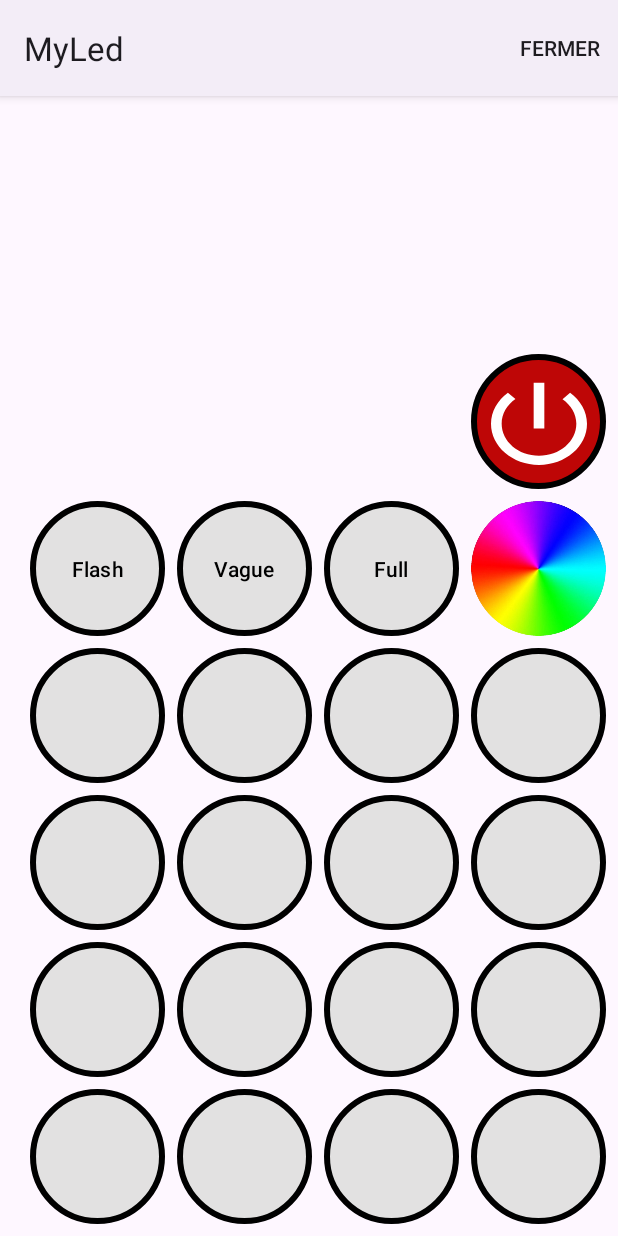
After one commit to CR2429/RasberryRGB, an Android app: the FormulairePlanifCommandeActivity screen opened directly, with no data from a screen before it, on a phone screen of 412 x 824 dp. The commit adds this screen. Run offline under Robolectric (Android 15) with nearby library versions, the phone set to English and light mode, and no system bars.

Commit message:
ajout de la page secondaire du formulaire

```diff
--- a/Android/app/src/main/AndroidManifest.xml
+++ b/Android/app/src/main/AndroidManifest.xml
@@ -15,6 +15,9 @@
         android:supportsRtl="true"
         android:theme="@style/Theme.MyLed"
         tools:targetApi="31">
+        <activity
+            android:name=".FormulairePlanifCommandeActivity"
+            android:exported="false" />
         <activity
             android:name=".FormulairePlanifActivity"
             android:exported="false" />
--- /dev/null
+++ b/Android/app/src/main/java/com/annoapp/raspberry/FormulairePlanifCommandeActivity.kt
@@ -0,0 +1,133 @@
+package com.annoapp.raspberry
+
+import android.content.Intent
+import android.content.res.ColorStateList
+import android.graphics.Color
+import androidx.appcompat.app.AppCompatActivity
+import android.os.Bundle
+import android.view.Menu
+import android.view.MenuItem
+import android.widget.Button
+import androidx.core.content.ContextCompat
+import com.annoapp.raspberry.databinding.ActivityFormulairePlanifBinding
+import com.annoapp.raspberry.databinding.ActivityMainBinding
+
+class FormulairePlanifCommandeActivity : AppCompatActivity() {
+    private lateinit var binding: ActivityMainBinding
+    private val buttonList = mutableListOf<Button>()
+    override fun onCreate(savedInstanceState: Bundle?) {
+        super.onCreate(savedInstanceState)
+        binding = ActivityMainBinding.inflate(layoutInflater)
+        setContentView(binding.root)
+
+        val buttonRainbow: Button = binding.buttonRainbow
+        val buttonFlash: Button = binding.buttonFlash
+        val buttonVague: Button = binding.buttonVague
+        val buttonPower: Button = binding.buttonPower
+        val buttonFull: Button = binding.buttonFull
+
+        buttonRainbow.backgroundTintList = null
+        buttonFlash.backgroundTintList = null
+        buttonVague.backgroundTintList = null
+        buttonPower.backgroundTintList = null
+        buttonFull.backgroundTintList = null
+
+        initializeButtons()
+
+        applySavedButtonColors()
+
+        buttonList.forEach { button ->
+            button.backgroundTintList = null
+        }
+    }
+
+    // Surcharge pour la creation du menu
+    override fun onCreateOptionsMenu(menu: Menu?): Boolean {
+        menuInflater.inflate(R.menu.menu_close, menu)
+        return super.onCreateOptionsMenu(menu)
+    }
+
+    // Surcharge des interactions des items du menu
+    override fun onOptionsItemSelected(item: MenuItem): Boolean {
+        when(item.itemId){
+            R.id.menuClose -> {
+                finish()
+            }
+        }
+
+        return super.onOptionsItemSelected(item)
+    }
+
+    //reprise du code de gabriel
+    private fun initializeButtons() {
+        buttonList.clear()
+        buttonList.addAll(listOf(
+            binding.button1,
+            binding.button2,
+            binding.button3,
+            binding.button4,
+            binding.button5,
+            binding.button6,
+            binding.button7,
+            binding.button8,
+            binding.button9,
+            binding.button10,
+            binding.button11,
+            binding.button12,
+            binding.button13,
+            binding.button14,
+            binding.button15,
+            binding.button16,
+        ))
+
+        // Couleurs par défaut généré par chatgpt
+        val colors = listOf(
+            Color.rgb(0, 180, 182),  // Cyan (Button 1)
+            Color.rgb(122, 125, 255), // Light Blue (Button 2)
+            Color.rgb(209, 109, 255), // Purple (Button 3)
+            Color.rgb(75, 80, 162),   // Dark Blue (Button 4)
+            Color.rgb(240, 97, 200),  // Pink (Button 5)
+            Color.rgb(209, 169, 241), // Lavender (Button 6)
+            Color.rgb(255, 211, 46),  // Yellow (Button 7)
+            Color.rgb(255, 87, 34),   // Orange (Button 8)
+            Color.rgb(227, 26, 91),   // Red (Button 9)
+            Color.rgb(155, 27, 49),   // Dark Red (Button 10)
+            Color.rgb(90, 159, 85),   // Green (Button 11)
+            Color.rgb(62, 93, 77),    // Olive (Button 12)
+            Color.rgb(139, 69, 19),   // Brown (Button 13)
+            Color.rgb(48, 48, 48),    // Dark Grey (Button 14)
+            Color.rgb(106, 78, 35),   // Khaki (Button 15)
+            Color.rgb(47, 79, 79)     // Dark Green (Button 16)
+        )
+
+        buttonList.forEachIndexed { index, button ->
+            button.background = ContextCompat.getDrawable(this, R.drawable.button_rond)
+            button.backgroundTintList = ColorStateList.valueOf(colors[index])
+        }
+    }
+
+    //reprise du code de gabriel
+    private fun applySavedButtonColors() {
+        val sharedPreferences = getSharedPreferences("ButtonColors", MODE_PRIVATE)
+
+        buttonList.forEach { button ->
+            val buttonId = resources.getResourceEntryName(button.id)
+
+            // Récupérer la couleur enregistrée sous forme d'entier
+            val color = sharedPreferences.getInt(buttonId, Color.TRANSPARENT)
+
+            if (color != Color.TRANSPARENT) {
+                val drawable = ContextCompat.getDrawable(this, R.drawable.button_rond)
+                drawable?.setTint(color)
+                button.background = drawable
+            }
+
+            button.setOnClickListener{
+                val resultIntent = Intent()
+                resultIntent.putExtra("commande",color)
+                setResult(RESULT_OK, resultIntent)
+                finish()
+            }
+        }
+    }
+}
```
Also changed, not shown: Android/app/src/main/java/com/annoapp/raspberry/FormulairePlanifActivity.kt (+74 -1 lines), Android/app/src/main/java/com/annoapp/raspberry/Planif.kt (+4 -7 lines).
